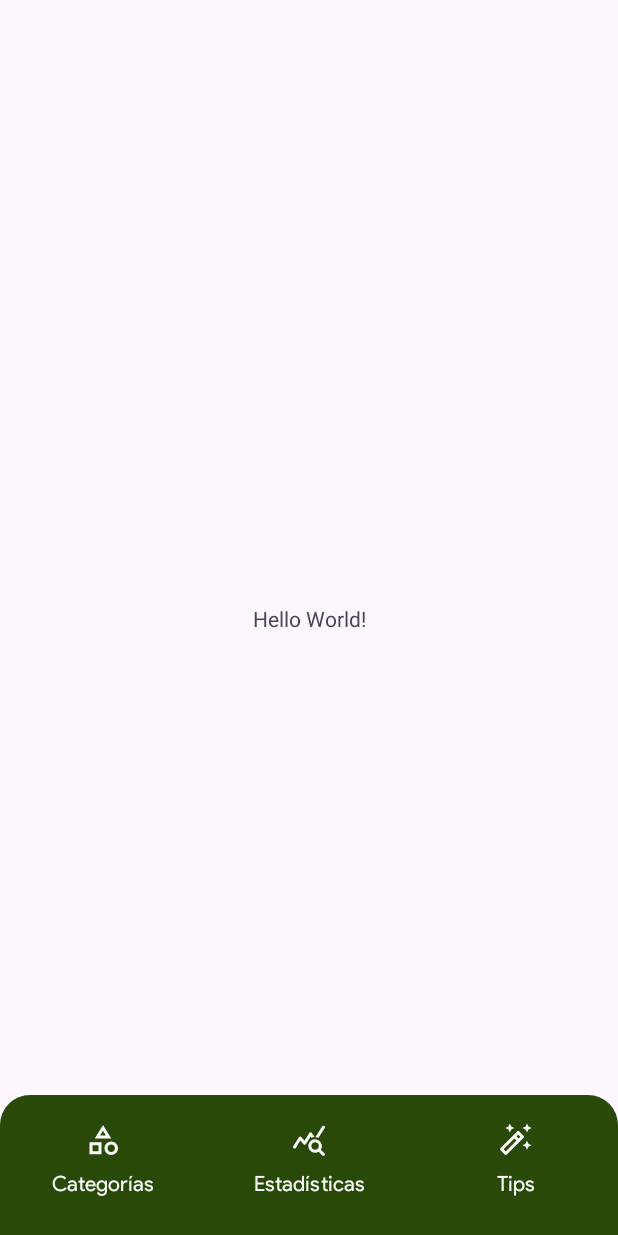
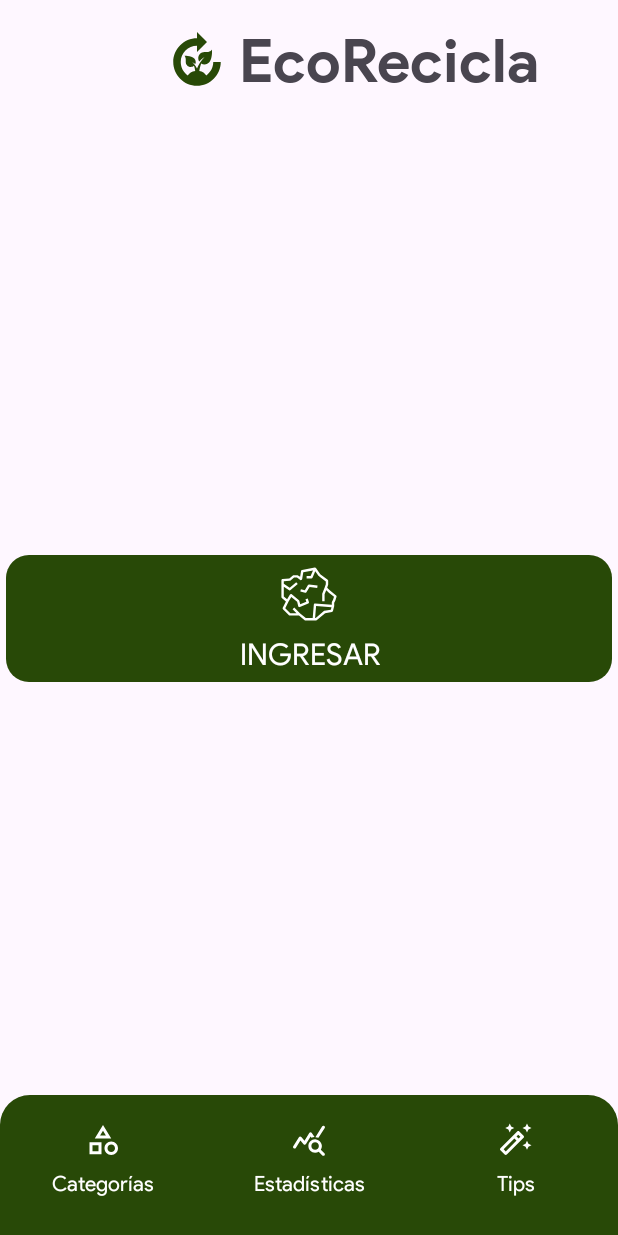
Before and after one commit to AndresFDev/EcoRecicla, an Android app: the screen it shows after launch (MainActivity), on a phone screen of 412 x 824 dp. Run offline under Robolectric (Android 15) with nearby library versions, the light colour scheme and no system bars.

Commit message:
second update

```diff
--- /dev/null
+++ b/app/src/main/res/drawable/ic_app.xml
@@ -0,0 +1,5 @@
+<vector android:height="24dp" android:tint="#FFFFFF"
+    android:viewportHeight="24" android:viewportWidth="24"
+    android:width="24dp" xmlns:android="http://schemas.android.com/apk/res/android">
+    <path android:fillColor="@android:color/white" android:pathData="M12.87,11.81c-0.23,-0.38 -0.37,-0.83 -0.37,-1.31C12.5,9.12 13.62,8 15,8l1,0c1.51,0 2,-1 2,-1s0.55,6 -3,6c-0.49,0 -0.94,-0.14 -1.32,-0.38c-0.24,0.64 -0.59,1.76 -0.76,2.96c1.26,0.22 2.28,0.89 2.77,1.77c1.69,-1.17 2.81,-3.13 2.81,-5.35h3c0,5.24 -4.26,9.5 -9.5,9.5S2.5,17.24 2.5,12S6.76,2.5 12,2.5V0l4,4l-4,4V5.5c-3.58,0 -6.5,2.92 -6.5,6.5c0,2.21 1.11,4.17 2.81,5.35c0.51,-0.92 1.63,-1.62 2.98,-1.8c-0.09,-0.69 -0.26,-1.42 -0.49,-2.03C10.45,13.82 10,14 9.5,14c-1.1,0 -2,-0.9 -2,-2v-0.99c0,-0.56 -0.19,-1.09 -0.5,-1.51c0,0 4.45,-0.23 4.5,2.5c0,0.29 -0.06,0.56 -0.17,0.8C10.91,12.48 10.47,12.2 10,12c0.58,0.43 1.37,1.37 2,2.6c0.67,-1.62 1.68,-3.27 3,-4.6C14.24,10.52 13.53,11.12 12.87,11.81z"/>
+</vector>
--- a/app/src/main/res/layout/activity_main.xml
+++ b/app/src/main/res/layout/activity_main.xml
@@ -5,6 +5,12 @@
     android:layout_width="match_parent"
     android:layout_height="match_parent"
     tools:context=".MainActivity">
+
+    <include
+        layout="@layout/app_logo"
+        android:layout_width="match_parent"
+        android:layout_height="wrap_content"
+        app:layout_constraintTop_toTopOf="parent" />
 
     <TextView
         android:layout_width="wrap_content"
@@ -15,10 +21,21 @@
         app:layout_constraintStart_toStartOf="parent"
         app:layout_constraintTop_toTopOf="parent" />
 
-    <include
+    <com.google.android.material.button.MaterialButton
+        style="@style/ButtonCategoriesStyle"
         android:layout_width="match_parent"
         android:layout_height="wrap_content"
+        app:icon="@drawable/ic_paper"
+        android:text="Ingresar"
+        app:layout_constraintBottom_toBottomOf="parent"
+        app:layout_constraintEnd_toEndOf="parent"
+        app:layout_constraintStart_toStartOf="parent"
+        app:layout_constraintTop_toTopOf="parent" />
+
+    <include
         layout="@layout/nav_menu"
+        android:layout_width="match_parent"
+        android:layout_height="wrap_content"
         app:layout_constraintBottom_toBottomOf="parent" />
 
 </androidx.constraintlayout.widget.ConstraintLayout>
--- /dev/null
+++ b/app/src/main/res/layout/app_logo.xml
@@ -0,0 +1,32 @@
+<?xml version="1.0" encoding="utf-8"?>
+<androidx.constraintlayout.widget.ConstraintLayout xmlns:android="http://schemas.android.com/apk/res/android"
+    xmlns:app="http://schemas.android.com/apk/res-auto"
+    android:layout_width="match_parent"
+    android:layout_height="wrap_content"
+    android:paddingVertical="16dp">
+
+    <com.google.android.material.imageview.ShapeableImageView
+        android:id="@+id/ivLogo"
+        android:layout_width="40dp"
+        android:layout_height="40dp"
+        android:src="@drawable/ic_app"
+        app:layout_constraintBottom_toBottomOf="parent"
+        app:layout_constraintEnd_toEndOf="parent"
+        app:layout_constraintHorizontal_bias="0.3"
+        app:layout_constraintStart_toStartOf="parent"
+        app:layout_constraintTop_toTopOf="parent"
+        app:tint="@color/colorPrimary" />
+
+    <com.google.android.material.textview.MaterialTextView
+        android:id="@+id/tvTitle"
+        android:layout_width="wrap_content"
+        android:layout_height="wrap_content"
+        android:layout_marginStart="8dp"
+        android:fontFamily="@font/product_sans_bold"
+        android:text="@string/app_name"
+        android:textSize="40sp"
+        app:layout_constraintBottom_toBottomOf="parent"
+        app:layout_constraintStart_toEndOf="@id/ivLogo"
+        app:layout_constraintTop_toTopOf="parent" />
+
+</androidx.constraintlayout.widget.ConstraintLayout>
--- a/app/src/main/res/values/themes.xml
+++ b/app/src/main/res/values/themes.xml
@@ -27,4 +27,22 @@
         <item name="iconSize">24dp</item>
         <item name="android:fontFamily">@font/product_sans_regular</item>
     </style>
+
+    <style name="ButtonStyle" parent="Widget.Material3.Button">
+        <item name="android:textSize">20dp</item>
+        <item name="textAllCaps">true</item>
+        <item name="fontFamily">@font/product_sans_bold</item>
+    </style>
+
+    <style name="ButtonCategoriesStyle" parent="Widget.Material3.Button">
+        <item name="android:textSize">20dp</item>
+        <item name="textAllCaps">true</item>
+        <item name="fontFamily">@font/product_sans_regular</item>
+        <item name="cornerRadius">15dp</item>
+        <item name="iconGravity">top</item>
+        <item name="iconSize">40dp</item>
+        <item name="android:layout_margin">4dp</item>
+        <item name="android:layout_columnWeight">1</item>
+    </style>
+
 </resources>
```
